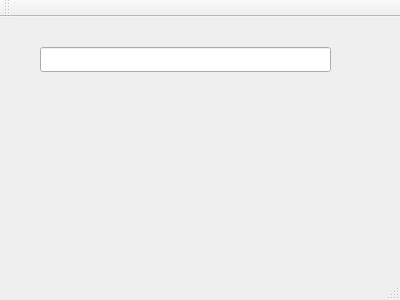
Above: src/mainwindow.ui from kors2m/qHasher before the change. Below: the same form after it.
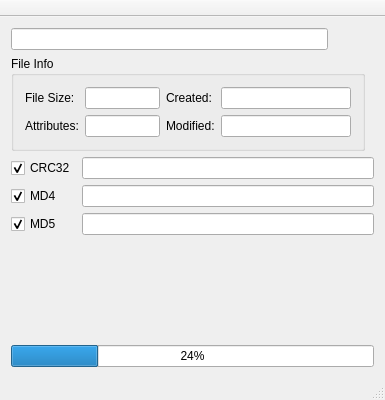
That is the form after the change. Icons and pictures are not drawn.

```diff
--- a/src/mainwindow.ui
+++ b/src/mainwindow.ui
@@ -6,24 +6,293 @@
    <rect>
     <x>0</x>
     <y>0</y>
-    <width>400</width>
-    <height>300</height>
+    <width>385</width>
+    <height>400</height>
    </rect>
   </property>
+  <property name="sizePolicy">
+   <sizepolicy hsizetype="Fixed" vsizetype="Fixed">
+    <horstretch>0</horstretch>
+    <verstretch>0</verstretch>
+   </sizepolicy>
+  </property>
+  <property name="minimumSize">
+   <size>
+    <width>385</width>
+    <height>400</height>
+   </size>
+  </property>
+  <property name="maximumSize">
+   <size>
+    <width>385</width>
+    <height>400</height>
+   </size>
+  </property>
   <property name="windowTitle">
    <string>MainWindow</string>
   </property>
   <widget class="QWidget" name="centralWidget">
-   <widget class="QLineEdit" name="pathToFileLE">
-    <property name="geometry">
-     <rect>
-      <x>40</x>
-      <y>30</y>
-      <width>291</width>
-      <height>25</height>
-     </rect>
-    </property>
-   </widget>
+   <layout class="QGridLayout" name="gridLayout_5">
+    <item row="0" column="0">
+     <layout class="QHBoxLayout" name="horizontalLayout">
+      <item>
+       <widget class="QLineEdit" name="pathToFileLE"/>
+      </item>
+      <item>
+       <widget class="QPushButton" name="rehashBtn">
+        <property name="enabled">
+         <bool>true</bool>
+        </property>
+        <property name="text">
+         <string/>
+        </property>
+        <property name="icon">
+         <iconset resource="resources.qrc">
+          <normaloff>:/icons/rehash.png</normaloff>:/icons/rehash.png</iconset>
+        </property>
+        <property name="iconSize">
+         <size>
+          <width>20</width>
+          <height>20</height>
+         </size>
+        </property>
+        <property name="checked">
+         <bool>false</bool>
+        </property>
+        <property name="autoDefault">
+         <bool>true</bool>
+        </property>
+        <property name="flat">
+         <bool>true</bool>
+        </property>
+       </widget>
+      </item>
+     </layout>
+    </item>
+    <item row="1" column="0">
+     <widget class="QGroupBox" name="fileInfoGB">
+      <property name="enabled">
+       <bool>true</bool>
+      </property>
+      <property name="sizePolicy">
+       <sizepolicy hsizetype="Fixed" vsizetype="Fixed">
+        <horstretch>0</horstretch>
+        <verstretch>0</verstretch>
+       </sizepolicy>
+      </property>
+      <property name="title">
+       <string>File Info</string>
+      </property>
+      <layout class="QGridLayout" name="gridLayout_3">
+       <item row="0" column="1">
+        <layout class="QGridLayout" name="gridLayout_2">
+         <item row="0" column="0">
+          <widget class="QLabel" name="createdL">
+           <property name="text">
+            <string>Created:</string>
+           </property>
+           <property name="buddy">
+            <cstring>createdLE</cstring>
+           </property>
+          </widget>
+         </item>
+         <item row="0" column="1">
+          <widget class="QLineEdit" name="createdLE">
+           <property name="enabled">
+            <bool>true</bool>
+           </property>
+           <property name="minimumSize">
+            <size>
+             <width>130</width>
+             <height>0</height>
+            </size>
+           </property>
+           <property name="maximumSize">
+            <size>
+             <width>150</width>
+             <height>16777215</height>
+            </size>
+           </property>
+           <property name="readOnly">
+            <bool>true</bool>
+           </property>
+          </widget>
+         </item>
+         <item row="1" column="0">
+          <widget class="QLabel" name="modifiedL">
+           <property name="text">
+            <string>Modified:</string>
+           </property>
+          </widget>
+         </item>
+         <item row="1" column="1">
+          <widget class="QLineEdit" name="modifiedLE">
+           <property name="enabled">
+            <bool>true</bool>
+           </property>
+           <property name="minimumSize">
+            <size>
+             <width>130</width>
+             <height>0</height>
+            </size>
+           </property>
+           <property name="readOnly">
+            <bool>true</bool>
+           </property>
+          </widget>
+         </item>
+        </layout>
+       </item>
+       <item row="0" column="0">
+        <layout class="QGridLayout" name="gridLayout">
+         <property name="horizontalSpacing">
+          <number>6</number>
+         </property>
+         <item row="0" column="0">
+          <widget class="QLabel" name="fileSizeL">
+           <property name="text">
+            <string>File Size:</string>
+           </property>
+           <property name="buddy">
+            <cstring>fileSizeLE</cstring>
+           </property>
+          </widget>
+         </item>
+         <item row="0" column="1">
+          <widget class="QLineEdit" name="fileSizeLE">
+           <property name="enabled">
+            <bool>true</bool>
+           </property>
+           <property name="minimumSize">
+            <size>
+             <width>75</width>
+             <height>0</height>
+            </size>
+           </property>
+           <property name="maximumSize">
+            <size>
+             <width>75</width>
+             <height>16777215</height>
+            </size>
+           </property>
+           <property name="readOnly">
+            <bool>true</bool>
+           </property>
+          </widget>
+         </item>
+         <item row="1" column="0">
+          <widget class="QLabel" name="attributesL">
+           <property name="text">
+            <string>Attributes:</string>
+           </property>
+           <property name="buddy">
+            <cstring>attributesLE</cstring>
+           </property>
+          </widget>
+         </item>
+         <item row="1" column="1">
+          <widget class="QLineEdit" name="attributesLE">
+           <property name="enabled">
+            <bool>true</bool>
+           </property>
+           <property name="minimumSize">
+            <size>
+             <width>75</width>
+             <height>0</height>
+            </size>
+           </property>
+           <property name="maximumSize">
+            <size>
+             <width>75</width>
+             <height>16777215</height>
+            </size>
+           </property>
+           <property name="readOnly">
+            <bool>true</bool>
+           </property>
+          </widget>
+         </item>
+        </layout>
+       </item>
+      </layout>
+     </widget>
+    </item>
+    <item row="2" column="0">
+     <layout class="QGridLayout" name="gridLayout_4">
+      <item row="2" column="0">
+       <widget class="QCheckBox" name="md5CB">
+        <property name="text">
+         <string>MD5</string>
+        </property>
+        <property name="checked">
+         <bool>true</bool>
+        </property>
+       </widget>
+      </item>
+      <item row="0" column="0">
+       <widget class="QCheckBox" name="crc32CB">
+        <property name="text">
+         <string>CRC32</string>
+        </property>
+        <property name="checked">
+         <bool>true</bool>
+        </property>
+       </widget>
+      </item>
+      <item row="2" column="1">
+       <widget class="QLineEdit" name="md5LE">
+        <property name="readOnly">
+         <bool>true</bool>
+        </property>
+       </widget>
+      </item>
+      <item row="1" column="1">
+       <widget class="QLineEdit" name="md4LE">
+        <property name="readOnly">
+         <bool>true</bool>
+        </property>
+       </widget>
+      </item>
+      <item row="1" column="0">
+       <widget class="QCheckBox" name="md4CB">
+        <property name="text">
+         <string>MD4</string>
+        </property>
+        <property name="checked">
+         <bool>true</bool>
+        </property>
+       </widget>
+      </item>
+      <item row="0" column="1">
+       <widget class="QLineEdit" name="crc32LE">
+        <property name="readOnly">
+         <bool>true</bool>
+        </property>
+       </widget>
+      </item>
+      <item row="3" column="1">
+       <spacer name="verticalSpacer">
+        <property name="orientation">
+         <enum>Qt::Vertical</enum>
+        </property>
+        <property name="sizeHint" stdset="0">
+         <size>
+          <width>20</width>
+          <height>53</height>
+         </size>
+        </property>
+       </spacer>
+      </item>
+     </layout>
+    </item>
+    <item row="3" column="0">
+     <widget class="QProgressBar" name="progressBar">
+      <property name="value">
+       <number>24</number>
+      </property>
+     </widget>
+    </item>
+   </layout>
   </widget>
   <widget class="QMenuBar" name="menuBar">
    <property name="geometry">
@@ -36,6 +305,12 @@
    </property>
   </widget>
   <widget class="QToolBar" name="mainToolBar">
+   <property name="movable">
+    <bool>false</bool>
+   </property>
+   <property name="floatable">
+    <bool>true</bool>
+   </property>
    <attribute name="toolBarArea">
     <enum>TopToolBarArea</enum>
    </attribute>
```
Left out of the diff: 10 changed lines with no effect on the pictures.
